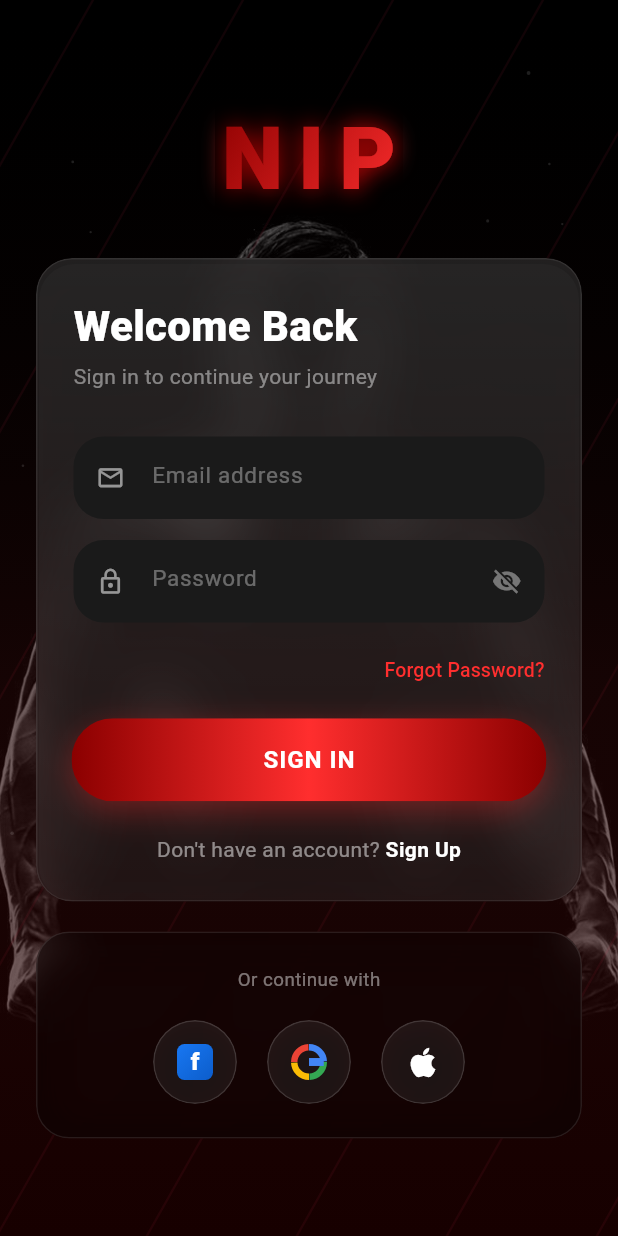
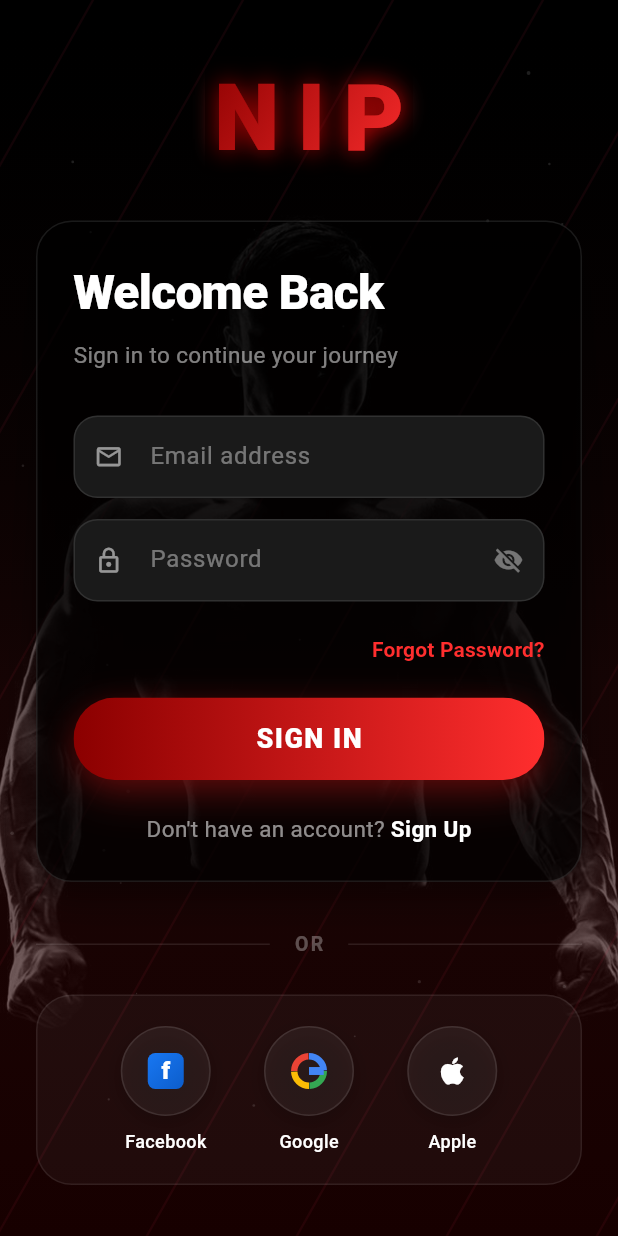
Before and after one commit to daya4x4t-dev/gym-app-backup, a Flutter app: the screen it shows after launch, after a tap on "SIGN IN", on a phone screen of 412 x 824 dp. Run offline on Flutter 3.47's test engine with Material 3 defaults, Android fonts, the light colour scheme and no system bars; Roboto replaces fonts that are missing (Poppins).

Commit message:
Initial frontend upload

```diff
--- a/lib/screens/login_screen.dart
+++ b/lib/screens/login_screen.dart
@@ -1,4 +1,3 @@
-import 'dart:ui';
 import 'package:flutter/material.dart';
 import '../utils/auth_background.dart';
 import '../utils/app_theme.dart';
@@ -6,6 +5,7 @@
 import '../widgets/custom_textfield.dart';
 import 'signup_screen.dart';
 import 'forgot_password_screen.dart';
+import 'login_success_screen.dart';
 
 class LoginScreen extends StatefulWidget {
   const LoginScreen({super.key});
@@ -14,27 +14,7 @@
   State<LoginScreen> createState() => _LoginScreenState();
 }
 
-class _LoginScreenState extends State<LoginScreen>
-    with SingleTickerProviderStateMixin {
-  late final AnimationController _logoCtrl;
-  late final Animation<double> _logoAnim;
-
-  @override
-  void initState() {
-    super.initState();
-    _logoCtrl = AnimationController(
-      vsync: this,
-      duration: const Duration(seconds: 1),
-    )..forward();
-    _logoAnim = CurvedAnimation(parent: _logoCtrl, curve: Curves.easeIn);
-  }
-
-  @override
-  void dispose() {
-    _logoCtrl.dispose();
-    super.dispose();
-  }
-
+class _LoginScreenState extends State<LoginScreen> {
   @override
   Widget build(BuildContext context) {
     return AuthBackground(
@@ -45,10 +25,8 @@
             child: Column(
               mainAxisSize: MainAxisSize.min,
               children: [
-                // ── Animated Logo ──────────────────────────────────────
-                FadeTransition(
-                  opacity: _logoAnim,
-                  child: Padding(
+                // ── Logo ──────────────────────────────────────────────
+                Padding(
                   padding: const EdgeInsets.only(bottom: 24),
                   child: ShaderMask(
                       shaderCallback: (bounds) => const LinearGradient(
@@ -60,9 +38,9 @@
                         'NIP',
                         style: TextStyle(
                           color: Colors.white,
-                          fontSize: 58,
+                          fontSize: 62,
                           fontWeight: FontWeight.w900,
-                          letterSpacing: 10,
+                          letterSpacing: 12,
                           shadows: [
                             Shadow(
                               color: Color(0xFFFF2E2E), // Bright Red Glow
@@ -74,41 +52,20 @@
                       ),
                     ),
                   ),
-                ),
 
                 // ── Main Login Card ──────────────────────────────────────
-                ClipRRect(
-                  borderRadius: BorderRadius.circular(24),
-                  child: BackdropFilter(
-                    filter: ImageFilter.blur(sigmaX: 18, sigmaY: 18),
-                    child: Container(
+                Container(
                   decoration: BoxDecoration(
-                        gradient: LinearGradient(
-                          begin: Alignment.topCenter,
-                          end: Alignment.bottomCenter,
-                          colors: [
-                            Colors.white.withValues(alpha: 0.12),
-                            Colors.white.withValues(alpha: 0.05),
-                          ],
-                        ),
+                    color: Colors.black.withValues(alpha: 0.6),
                     borderRadius: BorderRadius.circular(24),
                     border: Border.all(
-                          color: Colors.white.withValues(alpha: 0.08),
-                          width: 1,
+                      color: Colors.white.withValues(alpha: 0.1),
                     ),
                     boxShadow: [
                       BoxShadow(
                         color: Colors.black.withValues(alpha: 0.4),
-                            blurRadius: 24,
-                            spreadRadius: 0,
-                            offset: const Offset(0, 8),
-                          ),
-                          // Subtle inner-glow-like shadow effect
-                          BoxShadow(
-                            color: Colors.white.withValues(alpha: 0.02),
-                            blurRadius: 0,
-                            spreadRadius: -2,
-                            offset: const Offset(0, 2),
+                        blurRadius: 20,
+                        offset: const Offset(0, 10),
                       ),
                     ],
                   ),
@@ -116,20 +73,22 @@
                   child: Column(
                         crossAxisAlignment: CrossAxisAlignment.start,
                         children: [
-                          const Text(
+                          Text(
                             'Welcome Back',
                             style: TextStyle(
                               color: Colors.white,
-                              fontSize: 28,
+                              fontSize: 32,
                               fontWeight: FontWeight.w800,
+                              letterSpacing: -0.5,
                             ),
                           ),
-                          const SizedBox(height: 4),
+                          const SizedBox(height: 8),
                           Text(
                             'Sign in to continue your journey',
                             style: TextStyle(
-                              color: Colors.white.withValues(alpha: 0.45),
-                              fontSize: 14,
+                              color: Colors.white.withValues(alpha: 0.5),
+                              fontSize: 15,
+                              fontWeight: FontWeight.w400,
                             ),
                           ),
                           const SizedBox(height: 30),
@@ -161,18 +120,25 @@
                                 padding: EdgeInsets.zero,
                                 minimumSize: const Size(0, 36),
                               ),
-                              child: const Text(
+                                child: Text(
                                   'Forgot Password?',
                                   style: TextStyle(
-                                  color: Color(0xFFFF2E2E), // Accent Red
-                                  fontSize: 13,
-                                  fontWeight: FontWeight.w500,
+                                    color: const Color(0xFFFF2E2E), // Accent Red
+                                    fontSize: 14,
+                                    fontWeight: FontWeight.w600,
                                   ),
                                 ),
                             ),
                           ),
                           const SizedBox(height: 8),
-                          CustomButton(text: 'SIGN IN', onTap: () {}),
+                          CustomButton(
+                            text: 'SIGN IN',
+                            onTap: () => Navigator.push(
+                              context,
+                              AppTheme.fadeSlideRoute(
+                                  const LoginSuccessScreen()),
+                            ),
+                          ),
                           const SizedBox(height: 22),
                           Row(
                             mainAxisAlignment: MainAxisAlignment.center,
@@ -180,8 +146,8 @@
                               Text(
                                 "Don't have an account? ",
                                 style: TextStyle(
-                                  color: Colors.white.withValues(alpha: 0.5),
-                                  fontSize: 14,
+                                  color: Colors.white.withValues(alpha: 0.55),
+                                  fontSize: 15,
                                 ),
                               ),
                               GestureDetector(
@@ -189,11 +155,11 @@
                                   context,
                                   AppTheme.fadeSlideRoute(const SignupScreen()),
                                 ),
-                                child: const Text(
+                                child: Text(
                                   'Sign Up',
                                   style: TextStyle(
                                     color: Colors.white,
-                                    fontSize: 14,
+                                    fontSize: 15,
                                     fontWeight: FontWeight.w700,
                                   ),
                                 ),
@@ -203,84 +169,56 @@
                         ],
                       ),
                     ),
+
+                const SizedBox(height: 32),
+                Row(
+                  children: [
+                    Expanded(child: Divider(color: Colors.white.withValues(alpha: 0.1), thickness: 1)),
+                    Padding(
+                      padding: const EdgeInsets.symmetric(horizontal: 16),
+                      child: Text(
+                        'OR',
+                        style: TextStyle(
+                          color: Colors.white.withValues(alpha: 0.3),
+                          fontSize: 13,
+                          fontWeight: FontWeight.w600,
+                          letterSpacing: 1.5,
                         ),
                       ),
-
-                const SizedBox(height: 20),
-
-                // ── Social Login Glassmorphism Container ─────────────────
-                ClipRRect(
-                  borderRadius: BorderRadius.circular(22),
-                  child: BackdropFilter(
-                    filter: ImageFilter.blur(sigmaX: 10, sigmaY: 10),
-                    child: Container(
-                      decoration: BoxDecoration(
-                        color: Colors.black.withValues(alpha: 0.40),
-                        borderRadius: BorderRadius.circular(22),
-                        border: Border.all(
-                          color: Colors.white.withValues(alpha: 0.10),
-                          width: 1,
                     ),
-                        boxShadow: [
-                          // Outer dark shadow
-                          BoxShadow(
-                            color: Colors.black.withValues(alpha: 0.45),
-                            blurRadius: 20,
-                            spreadRadius: 0,
-                            offset: const Offset(0, 6),
-                          ),
-                          // Subtle red glow accent
-                          BoxShadow(
-                            color: const Color(0xFFFF2E2E).withValues(alpha: 0.08),
-                            blurRadius: 28,
-                            spreadRadius: 2,
-                            offset: const Offset(0, 2),
-                          ),
+                    Expanded(child: Divider(color: Colors.white.withValues(alpha: 0.1), thickness: 1)),
                   ],
                 ),
-                      padding: const EdgeInsets.symmetric(
-                          horizontal: 28, vertical: 22),
-                      child: Column(
-                        children: [
-                          // Divider label
-                          Text(
-                            'Or continue with',
-                            style: TextStyle(
-                              color: Colors.white.withValues(alpha: 0.45),
-                              fontSize: 12.5,
-                              fontWeight: FontWeight.w400,
-                              letterSpacing: 0.3,
+                const SizedBox(height: 24),
+
+                Container(
+                  padding: const EdgeInsets.all(20),
+                  decoration: BoxDecoration(
+                    color: Colors.white.withValues(alpha: 0.04),
+                    borderRadius: BorderRadius.circular(24),
+                    border: Border.all(
+                      color: Colors.white.withValues(alpha: 0.08),
                     ),
                   ),
-                          const SizedBox(height: 18),
-
-                          // Social buttons row
-                          Row(
-                            mainAxisAlignment: MainAxisAlignment.center,
+                  child: Row(
+                    mainAxisAlignment: MainAxisAlignment.spaceEvenly,
                     children: [
                       _SocialButton(
                         icon: _FacebookIcon(),
+                        label: 'Facebook',
                         onTap: () {},
                       ),
-                              const SizedBox(width: 20),
                       _SocialButton(
                         icon: _GoogleIcon(),
+                        label: 'Google',
                         onTap: () {},
                       ),
-                              const SizedBox(width: 20),
                       _SocialButton(
-                                icon: const Icon(
-                                  Icons.apple,
-                                  color: Colors.white,
-                                  size: 26,
-                                ),
+                        icon: const Icon(Icons.apple, color: Colors.white, size: 24),
+                        label: 'Apple',
                         onTap: () {},
                       ),
                     ],
-                          ),
-                        ],
-                      ),
-                    ),
                   ),
                 ),
               ],
@@ -293,76 +231,53 @@
 }
 
 // ── Social Button Widget ─────────────────────────────────────────────────────
-class _SocialButton extends StatefulWidget {
+class _SocialButton extends StatelessWidget {
   final Widget icon;
+  final String label;
   final VoidCallback onTap;
 
-  const _SocialButton({required this.icon, required this.onTap});
-
-  @override
-  State<_SocialButton> createState() => _SocialButtonState();
-}
-
-class _SocialButtonState extends State<_SocialButton>
-    with SingleTickerProviderStateMixin {
-  late AnimationController _ctrl;
-  late Animation<double> _scale;
-
-  @override
-  void initState() {
-    super.initState();
-    _ctrl = AnimationController(
-      vsync: this,
-      duration: const Duration(milliseconds: 120),
-    );
-    _scale = Tween<double>(begin: 1.0, end: 0.92).animate(
-      CurvedAnimation(parent: _ctrl, curve: Curves.easeOut),
-    );
-  }
-
-  @override
-  void dispose() {
-    _ctrl.dispose();
-    super.dispose();
-  }
+  const _SocialButton({
+    required this.icon,
+    required this.label,
+    required this.onTap,
+  });
 
   @override
   Widget build(BuildContext context) {
     return GestureDetector(
-      onTapDown: (_) => _ctrl.forward(),
-      onTapUp: (_) {
-        _ctrl.reverse();
-        widget.onTap();
-      },
-      onTapCancel: () => _ctrl.reverse(),
-      child: ScaleTransition(
-        scale: _scale,
-        child: ClipOval(
-          child: BackdropFilter(
-            filter: ImageFilter.blur(sigmaX: 6, sigmaY: 6),
-            child: Container(
-              width: 56,
-              height: 56,
+      onTap: onTap,
+      child: Column(
+          mainAxisSize: MainAxisSize.min,
+          children: [
+            Container(
+              width: 60,
+              height: 60,
               decoration: BoxDecoration(
+                color: Colors.white.withValues(alpha: 0.06),
                 shape: BoxShape.circle,
-                color: Colors.white.withValues(alpha: 0.07),
                 border: Border.all(
-                  color: Colors.white.withValues(alpha: 0.14),
-                  width: 1,
+                  color: Colors.white.withValues(alpha: 0.1),
                 ),
                 boxShadow: [
                   BoxShadow(
-                    color: Colors.black.withValues(alpha: 0.35),
-                    blurRadius: 12,
-                    spreadRadius: 0,
+                    color: Colors.black.withValues(alpha: 0.2),
+                    blurRadius: 10,
                     offset: const Offset(0, 4),
                   ),
                 ],
               ),
-              child: Center(child: widget.icon),
+              child: Center(child: icon),
+            ),
+            const SizedBox(height: 8),
+            Text(
+              label,
+              style: const TextStyle(
+                color: Colors.white,
+                fontSize: 12,
+                fontWeight: FontWeight.w500,
               ),
             ),
-        ),
+          ],
         ),
     );
   }
--- a/lib/screens/signup_screen.dart
+++ b/lib/screens/signup_screen.dart
@@ -4,6 +4,7 @@
 import '../utils/app_theme.dart';
 import '../widgets/custom_button.dart';
 import '../widgets/custom_textfield.dart';
+import 'signup_success_screen.dart';
 
 class SignupScreen extends StatelessWidget {
   const SignupScreen({super.key});
@@ -65,7 +66,14 @@
                         textInputAction: TextInputAction.done,
                       ),
                       const SizedBox(height: 28),
-                      CustomButton(text: 'CREATE ACCOUNT', onTap: () {}),
+                      CustomButton(
+                        text: 'CREATE ACCOUNT',
+                        onTap: () => Navigator.push(
+                          context,
+                          AppTheme.fadeSlideRoute(
+                              const SignupSuccessScreen()),
+                        ),
+                      ),
                       const SizedBox(height: 22),
                       Row(
                         mainAxisAlignment: MainAxisAlignment.center,
--- a/lib/widgets/custom_button.dart
+++ b/lib/widgets/custom_button.dart
@@ -13,44 +13,7 @@
   State<CustomButton> createState() => _CustomButtonState();
 }
 
-class _CustomButtonState extends State<CustomButton>
-    with TickerProviderStateMixin {
-  late final AnimationController _scaleController;
-  late final Animation<double> _scaleAnim;
-
-  late final AnimationController _pulseController;
-  late final Animation<double> _pulseAnim;
-
-  @override
-  void initState() {
-    super.initState();
-    // Tap scale animation
-    _scaleController = AnimationController(
-      vsync: this,
-      duration: const Duration(milliseconds: 100),
-      reverseDuration: const Duration(milliseconds: 200),
-    );
-    _scaleAnim = Tween<double>(begin: 1.0, end: 0.97).animate(
-      CurvedAnimation(parent: _scaleController, curve: Curves.easeOut),
-    );
-
-    // Breathing pulse animation
-    _pulseController = AnimationController(
-      vsync: this,
-      duration: const Duration(seconds: 3),
-    )..repeat(reverse: true);
-    _pulseAnim = Tween<double>(begin: 1.0, end: 1.03).animate(
-      CurvedAnimation(parent: _pulseController, curve: Curves.easeInOut),
-    );
-  }
-
-  @override
-  void dispose() {
-    _scaleController.dispose();
-    _pulseController.dispose();
-    super.dispose();
-  }
-
+class _CustomButtonState extends State<CustomButton> {
   void _handleTap() {
     HapticFeedback.lightImpact();
     widget.onTap();
@@ -58,25 +21,22 @@
 
   @override
   Widget build(BuildContext context) {
-    return AnimatedBuilder(
-      animation: Listenable.merge([_scaleAnim, _pulseAnim]),
-      builder: (context, child) {
-        return Transform.scale(
-          scale: _scaleAnim.value * _pulseAnim.value,
-          child: child,
-        );
-      },
-      child: Container(
+    return Container(
         height: 55,
         width: double.infinity,
         decoration: BoxDecoration(
           borderRadius: BorderRadius.circular(28),
           boxShadow: [
             BoxShadow(
-              color: AppTheme.accentRed.withValues(alpha: 0.35),
-              blurRadius: 18,
-              spreadRadius: 0,
-              offset: const Offset(0, 6),
+              color: const Color(0xFF8B0000).withValues(alpha: 0.3),
+              blurRadius: 15,
+              offset: const Offset(0, 5),
+            ),
+            BoxShadow(
+              color: AppTheme.accentRed.withValues(alpha: 0.25),
+              blurRadius: 25,
+              spreadRadius: -2,
+              offset: const Offset(0, 10),
             ),
           ],
         ),
@@ -84,9 +44,6 @@
           color: Colors.transparent,
           child: InkWell(
             onTap: _handleTap,
-            onTapDown: (_) => _scaleController.forward(),
-            onTapUp: (_) => _scaleController.reverse(),
-            onTapCancel: () => _scaleController.reverse(),
             borderRadius: BorderRadius.circular(28),
             splashColor: Colors.white.withValues(alpha: 0.1),
             highlightColor: Colors.transparent,
@@ -96,23 +53,20 @@
                   gradient: const LinearGradient(
                     colors: [
                       Color(0xFF8B0000), // Dark Red
-                    Color(0xFFFF2E2E), // Bright Red Center
-                    Color(0xFF8B0000), // Dark Red
+                      Color(0xFFFF2E2E), // Bright Red
                     ],
                     begin: Alignment.centerLeft,
                     end: Alignment.centerRight,
-                  stops: [0.0, 0.5, 1.0],
                   ),
                 ),
               child: Center(
                 child: Text(
                   widget.text,
-                  style: const TextStyle(
+                  style: TextStyle(
                     color: Colors.white,
-                    fontSize: 16,
-                    fontWeight: FontWeight.w700,
-                    letterSpacing: 0.6,
-                  ),
+                    fontSize: 18,
+                    fontWeight: FontWeight.w800,
+                    letterSpacing: 1.0,
                   ),
                 ),
               ),
--- a/lib/widgets/custom_textfield.dart
+++ b/lib/widgets/custom_textfield.dart
@@ -30,7 +30,6 @@
 
 class _CustomTextFieldState extends State<CustomTextField> {
   late final FocusNode _focusNode;
-  bool _hasFocus = false;
   bool _obscure = true;
 
   @override
@@ -41,7 +40,7 @@
   }
 
   void _onFocusChange() {
-    setState(() => _hasFocus = _focusNode.hasFocus);
+    setState(() {});
   }
 
   @override
@@ -57,22 +56,14 @@
       curve: Curves.easeOut,
       decoration: BoxDecoration(
         color: AppTheme.fieldBg,
-        borderRadius: BorderRadius.circular(20),
-        boxShadow: _hasFocus
-            ? [
-                BoxShadow(
-                  color: AppTheme.accentRed.withValues(alpha: 0.28),
-                  blurRadius: 12,
-                  spreadRadius: 0,
-                ),
-              ]
-            : [],
-        border: Border.all(
-          color: _hasFocus
-              ? AppTheme.accentRed.withValues(alpha: 0.7)
-              : Colors.transparent,
-          width: 1.2,
-        ),
+        borderRadius: BorderRadius.circular(16),
+        boxShadow: [
+          BoxShadow(
+            color: Colors.black.withValues(alpha: 0.1),
+            blurRadius: 8,
+            offset: const Offset(0, 4),
+          ),
+        ],
       ),
       height: 55,
       child: TextField(
@@ -84,13 +75,15 @@
         onChanged: widget.onChanged,
         style: const TextStyle(
           color: Colors.white,
-          fontSize: 15,
+          fontSize: 16,
+          fontWeight: FontWeight.w500,
         ),
         decoration: InputDecoration(
           hintText: widget.hint,
           hintStyle: TextStyle(
-            color: Colors.white.withValues(alpha: 0.35),
-            fontSize: 15,
+            color: Colors.white.withValues(alpha: 0.4),
+            fontSize: 16,
+            fontWeight: FontWeight.w400,
           ),
           prefixIcon: widget.prefixIcon != null
               ? Padding(
@@ -110,7 +103,27 @@
                   ),
                 )
               : null,
-          border: InputBorder.none,
+          border: OutlineInputBorder(
+            borderRadius: BorderRadius.circular(16),
+            borderSide: BorderSide(
+              color: Colors.white.withValues(alpha: 0.1),
+              width: 1,
+            ),
+          ),
+          enabledBorder: OutlineInputBorder(
+            borderRadius: BorderRadius.circular(16),
+            borderSide: BorderSide(
+              color: Colors.white.withValues(alpha: 0.1),
+              width: 1,
+            ),
+          ),
+          focusedBorder: OutlineInputBorder(
+            borderRadius: BorderRadius.circular(16),
+            borderSide: const BorderSide(
+              color: AppTheme.accentRed,
+              width: 1.5,
+            ),
+          ),
           contentPadding: const EdgeInsets.symmetric(
             horizontal: 18,
             vertical: 16,
--- a/pubspec.yaml
+++ b/pubspec.yaml
@@ -37,6 +37,9 @@
 
   # Google Fonts — for Rajdhani (display) + Inter (body)
   google_fonts: ^6.2.1
+
+  # Persist onboarding completion flag
+  shared_preferences: ^2.3.2
 
 dev_dependencies:
   flutter_test:
```
Also changed, not shown: pubspec.lock, 1 other file. Lines whose indentation alone changed are shown as unchanged.
